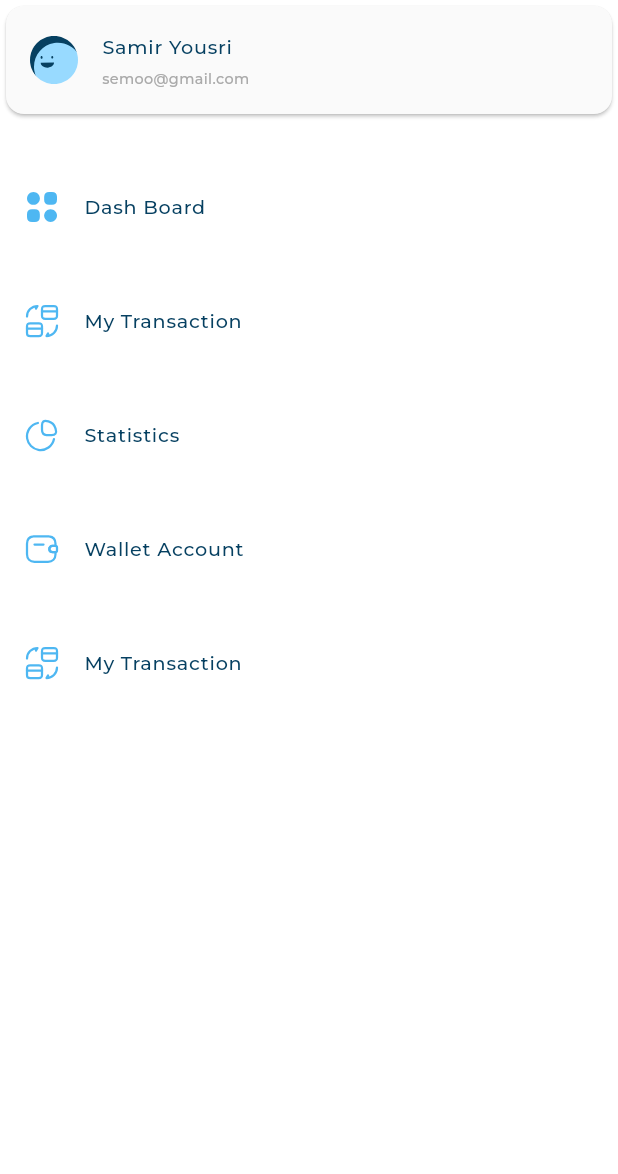
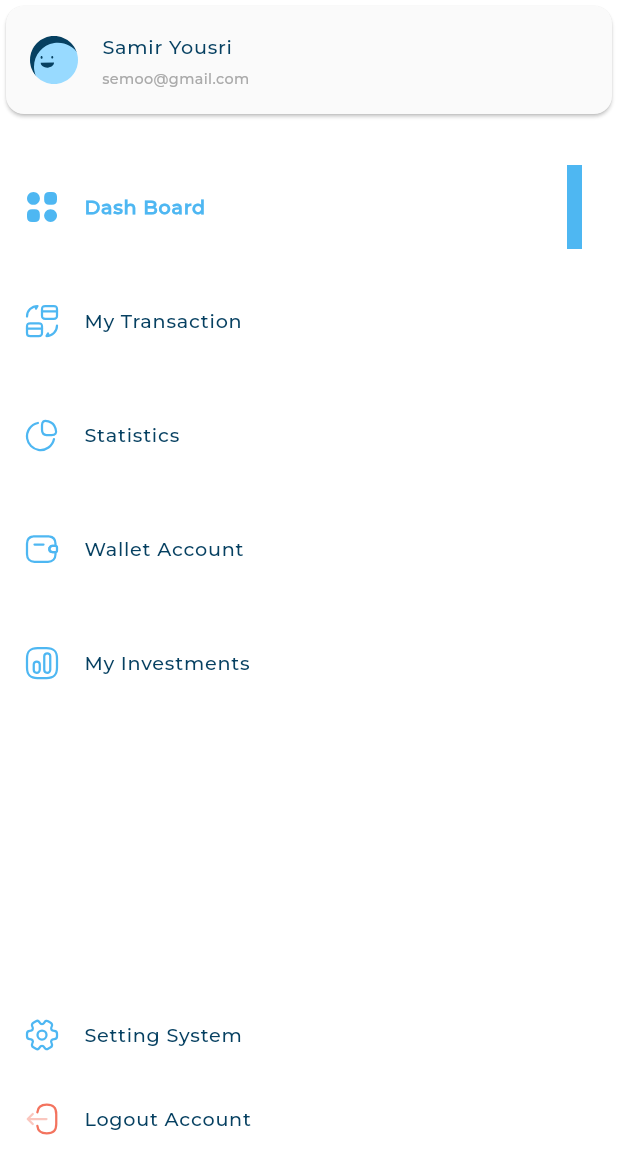
Before and after one commit to SamirYousri/dash_board_responsive_app, a Flutter app: the CustomDrawer widget shown alone on an empty page, opened directly, on a phone screen of 412 x 824 dp. Shown: the top 1174 px of the screen. Run offline on Flutter 3.47's test engine with Material 3 defaults, Android fonts, the phone set to English and light mode, and no system bars; our stand-ins replace flutter_svg; project files that could hold a hidden picture were left out.

Commit message:
end drawer

```diff
--- /dev/null
+++ b/lib/widgets/activate&inactivate.dart
@@ -0,0 +1,40 @@
+// ignore_for_file: file_names
+
+import 'package:dash_board_responsive/models/item_model.dart';
+import 'package:dash_board_responsive/utils/app_style.dart';
+import 'package:flutter/material.dart';
+import 'package:flutter_svg/svg.dart';
+
+class ActivateItem extends StatelessWidget {
+  const ActivateItem({super.key, required this.itemModel});
+  final ItemModel itemModel;
+  @override
+  Widget build(BuildContext context) {
+    return ListTile(
+        leading: SvgPicture.asset(itemModel.imageIcon),
+        title: Text(
+          itemModel.title,
+          style: AppStyles.styleBold16(context),
+        ),
+        trailing: Container(
+          color: const Color(0xFF4EB7F2),
+          width: 10,
+        ));
+  }
+}
+
+class InActivateItem extends StatelessWidget {
+  const InActivateItem({super.key, required this.itemModel});
+  final ItemModel itemModel;
+
+  @override
+  Widget build(BuildContext context) {
+    return ListTile(
+      leading: SvgPicture.asset(itemModel.imageIcon),
+      title: Text(
+        itemModel.title,
+        style: AppStyles.styleMedium16(context),
+      ),
+    );
+  }
+}
--- a/lib/widgets/custom_drawer.dart
+++ b/lib/widgets/custom_drawer.dart
@@ -1,46 +1,59 @@
 import 'package:dash_board_responsive/models/item_model.dart';
 import 'package:dash_board_responsive/utils/app_images.dart';
-import 'package:dash_board_responsive/widgets/custom_drawer_item.dart';
+import 'package:dash_board_responsive/widgets/activate&inactivate.dart';
 import 'package:dash_board_responsive/widgets/custom_info_list_tile.dart';
+import 'package:dash_board_responsive/widgets/custom_list_item.dart';
+import 'package:flutter/cupertino.dart';
 import 'package:flutter/material.dart';
+import 'package:flutter/rendering.dart';
+import 'package:flutter/widgets.dart';
 
 class CustomDrawer extends StatelessWidget {
   const CustomDrawer({super.key});
-  final List<ItemModel> itemList = const [
-    ItemModel(title: 'Dash Board', imageIcon: Assets.imagesDashboard),
-    ItemModel(title: 'My Transaction', imageIcon: Assets.imagesMyTransctions),
-    ItemModel(title: 'Statistics', imageIcon: Assets.imagesStatistics),
-    ItemModel(title: 'Wallet Account', imageIcon: Assets.imagesWalletAccount),
-    ItemModel(title: 'My Transaction', imageIcon: Assets.imagesMyTransctions),
-  ];
+
   @override
   Widget build(BuildContext context) {
     return Container(
       color: Colors.white,
-      child: Column(
-        children: [
-          const CustomInfoListTile(
-            image: Assets.imagesAvatar3,
-            subTitle: 'semoo@gmail.com',
-            title: 'Samir Yousri',
+      child: const CustomScrollView(
+        slivers: [
+          SliverToBoxAdapter(
+            child: CustomInfoListTile(
+              image: Assets.imagesAvatar3,
+              subTitle: 'semoo@gmail.com',
+              title: 'Samir Yousri',
+            ),
           ),
-          const SizedBox(
-            height: 10,
+          SliverToBoxAdapter(
+            child: SizedBox(
+              height: 10,
+            ),
           ),
-          ListView.builder(
-            shrinkWrap: true,
-            physics: const NeverScrollableScrollPhysics(),
-            itemCount: itemList.length,
-            itemBuilder: (context, index) {
-              return Padding(
-                padding: const EdgeInsets.only(
-                  top: 20,
+          CustomListViewItem(),
+          SliverFillRemaining(
+            hasScrollBody: false,
+            child: Column(
+              children: [
+                Expanded(
+                  child: SizedBox(),
                 ),
-                child: CustomDrawerItem(
-                  itemModel: itemList[index],
+                InActivateItem(
+                  itemModel: ItemModel(
+                    title: 'Setting System',
+                    imageIcon: Assets.imagesSettings,
+                  ),
                 ),
-              );
-            },
+                InActivateItem(
+                  itemModel: ItemModel(
+                    title: 'Logout Account',
+                    imageIcon: Assets.imagesLogout,
+                  ),
+                ),
+                SizedBox(
+                  height: 50,
+                ),
+              ],
+            ),
           ),
         ],
       ),
--- a/lib/widgets/custom_drawer_item.dart
+++ b/lib/widgets/custom_drawer_item.dart
@@ -1,19 +1,16 @@
 import 'package:dash_board_responsive/models/item_model.dart';
-import 'package:dash_board_responsive/utils/app_style.dart';
+import 'package:dash_board_responsive/widgets/activate&inactivate.dart';
 import 'package:flutter/material.dart';
-import 'package:flutter_svg/flutter_svg.dart';
 
 class CustomDrawerItem extends StatelessWidget {
-  const CustomDrawerItem({super.key, required this.itemModel});
+  const CustomDrawerItem(
+      {super.key, required this.itemModel, required this.isActive});
   final ItemModel itemModel;
+  final bool isActive;
   @override
   Widget build(BuildContext context) {
-    return ListTile(
-      leading: SvgPicture.asset(itemModel.imageIcon),
-      title: Text(
-        itemModel.title,
-        style: AppStyles.styleMedium16(context),
-      ),
-    );
+    return isActive
+        ? ActivateItem(itemModel: itemModel)
+        : InActivateItem(itemModel: itemModel);
   }
 }
--- /dev/null
+++ b/lib/widgets/custom_list_item.dart
@@ -0,0 +1,50 @@
+import 'package:dash_board_responsive/models/item_model.dart';
+import 'package:dash_board_responsive/utils/app_images.dart';
+import 'package:dash_board_responsive/widgets/custom_drawer_item.dart';
+import 'package:flutter/material.dart';
+
+class CustomListViewItem extends StatefulWidget {
+  const CustomListViewItem({super.key});
+
+  @override
+  State<CustomListViewItem> createState() => _CustomListViewItemState();
+}
+
+class _CustomListViewItemState extends State<CustomListViewItem> {
+  final List<ItemModel> itemList = const [
+    ItemModel(title: 'Dash Board', imageIcon: Assets.imagesDashboard),
+    ItemModel(title: 'My Transaction', imageIcon: Assets.imagesMyTransctions),
+    ItemModel(title: 'Statistics', imageIcon: Assets.imagesStatistics),
+    ItemModel(title: 'Wallet Account', imageIcon: Assets.imagesWalletAccount),
+    ItemModel(title: 'My Investments', imageIcon: Assets.imagesMyInvestments),
+  ];
+
+  int activeIndex = 0;
+
+  @override
+  Widget build(BuildContext context) {
+    return SliverList.builder(
+      itemCount: itemList.length,
+      itemBuilder: (context, index) {
+        return GestureDetector(
+          onTap: () {
+            if (activeIndex != index) {
+              setState(() {
+                activeIndex = index;
+              });
+            }
+          },
+          child: Padding(
+            padding: const EdgeInsets.only(
+              top: 20,
+            ),
+            child: CustomDrawerItem(
+              itemModel: itemList[index],
+              isActive: activeIndex == index,
+            ),
+          ),
+        );
+      },
+    );
+  }
+}
```
